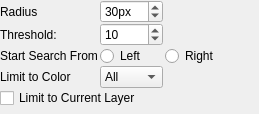
First picture: the form in krita/plugins/tools/selectiontools/kis_tool_select_magnetic_option_widget.ui, repository KDE/krita, before the edit.
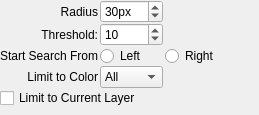
Second picture: the form after the edit.

Commit message:
Fix the alignment of labels in dialogs
Patch by Juan Palacios

```diff
--- a/krita/plugins/tools/selectiontools/kis_tool_select_magnetic_option_widget.ui
+++ b/krita/plugins/tools/selectiontools/kis_tool_select_magnetic_option_widget.ui
@@ -7,7 +7,7 @@
     <x>0</x>
     <y>0</y>
     <width>259</width>
-    <height>114</height>
+    <height>115</height>
    </rect>
   </property>
   <layout class="QGridLayout" name="gridLayout_2">
@@ -43,6 +43,9 @@
        <property name="text">
         <string>Start Search From</string>
        </property>
+       <property name="alignment">
+        <set>Qt::AlignRight|Qt::AlignTrailing|Qt::AlignVCenter</set>
+       </property>
       </widget>
      </item>
      <item row="3" column="0">
@@ -50,6 +53,9 @@
        <property name="text">
         <string>Limit to Color</string>
        </property>
+       <property name="alignment">
+        <set>Qt::AlignRight|Qt::AlignTrailing|Qt::AlignVCenter</set>
+       </property>
       </widget>
      </item>
      <item row="2" column="2">
@@ -87,6 +93,9 @@
        <property name="text">
         <string>Radius</string>
        </property>
+       <property name="alignment">
+        <set>Qt::AlignRight|Qt::AlignTrailing|Qt::AlignVCenter</set>
+       </property>
       </widget>
      </item>
      <item row="2" column="1">
@@ -120,6 +129,9 @@
        <property name="text">
         <string>Threshold:</string>
        </property>
+       <property name="alignment">
+        <set>Qt::AlignRight|Qt::AlignTrailing|Qt::AlignVCenter</set>
+       </property>
       </widget>
      </item>
      <item row="3" column="1">
```
Left out of the diff: 11 changed lines with no effect on the pictures. The commit also changes 71 other files.
